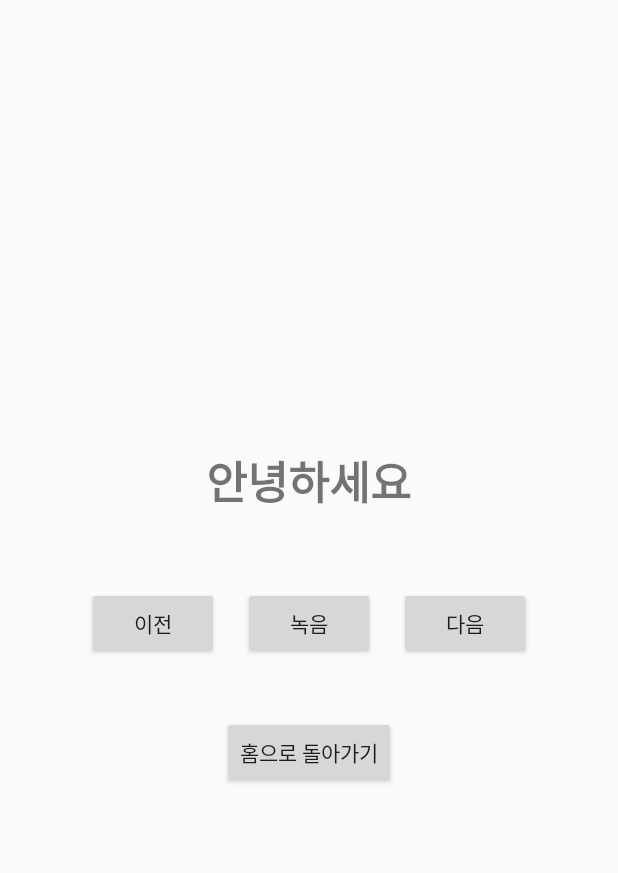
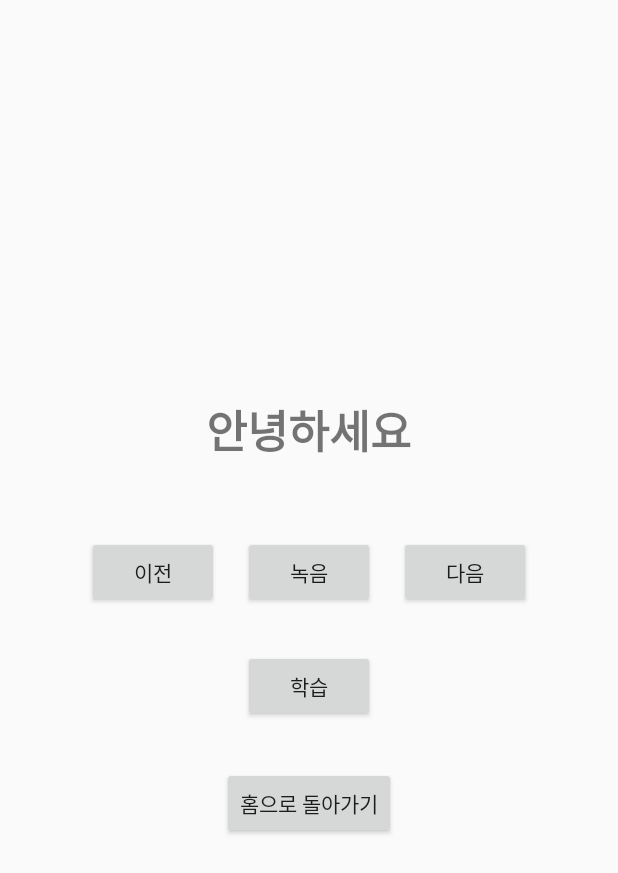
Before and after one commit to Pronunciation-recognition-AI/main, an Android app built with Jetpack Compose: the LearningActivity screen opened directly, with no data from a screen before it, on a phone screen of 412 x 824 dp. Shown: the top 873 px of the screen. Run offline under Robolectric (Android 15) with nearby library versions, the phone set to English and light mode, and no system bars.

Commit message:
feat: 학습 버튼 생성

```diff
--- a/app/src/main/java/com/example/hackathon_project/LearningActivity.kt
+++ b/app/src/main/java/com/example/hackathon_project/LearningActivity.kt
@@ -26,6 +26,7 @@ class LearningActivity : AppCompatActivity() {
     private lateinit var btnPrevious: Button
     private lateinit var btnNext: Button
     private lateinit var btnRecord: Button
+    private lateinit var btnLearn: Button
     private lateinit var btnHome: Button
 
     private val REQUEST_RECORD_AUDIO_PERMISSION = 200
@@ -54,6 +55,7 @@ class LearningActivity : AppCompatActivity() {
         btnPrevious = findViewById(R.id.btnPrevious)
         btnNext = findViewById(R.id.btnNext)
         btnRecord = findViewById(R.id.btnRecord)
+        btnLearn = findViewById(R.id.btnLearn)
         btnHome = findViewById(R.id.btnHome)
 
         // 현재 낱말 표시
@@ -91,6 +93,11 @@ class LearningActivity : AppCompatActivity() {
                     Toast.makeText(this, "녹음 권한이 필요합니다.", Toast.LENGTH_SHORT).show()
                 }
             }
+        }
+
+        // 버튼 클릭 리스너 설정
+        btnLearn.setOnClickListener {
+            Toast.makeText(this, "학습 중입니다..", Toast.LENGTH_SHORT).show()
         }
 
         // 홈 버튼 클릭 이벤트
--- a/app/src/main/res/layout/activity_learning.xml
+++ b/app/src/main/res/layout/activity_learning.xml
@@ -48,6 +48,14 @@
             android:layout_margin="8dp" />
     </LinearLayout>
 
+    <!-- 학습 버튼  -->
+    <Button
+        android:id="@+id/btnLearn"
+        android:layout_width="wrap_content"
+        android:layout_height="wrap_content"
+        android:text="학습"
+        android:layout_marginTop="20dp" />
+
     <!-- 홈으로 돌아가는 버튼 -->
     <Button
         android:id="@+id/btnHome"
```
Also changed, not shown: app/src/main/java/com/example/hackathon_project/MainActivity.kt (+0 -10 lines).
